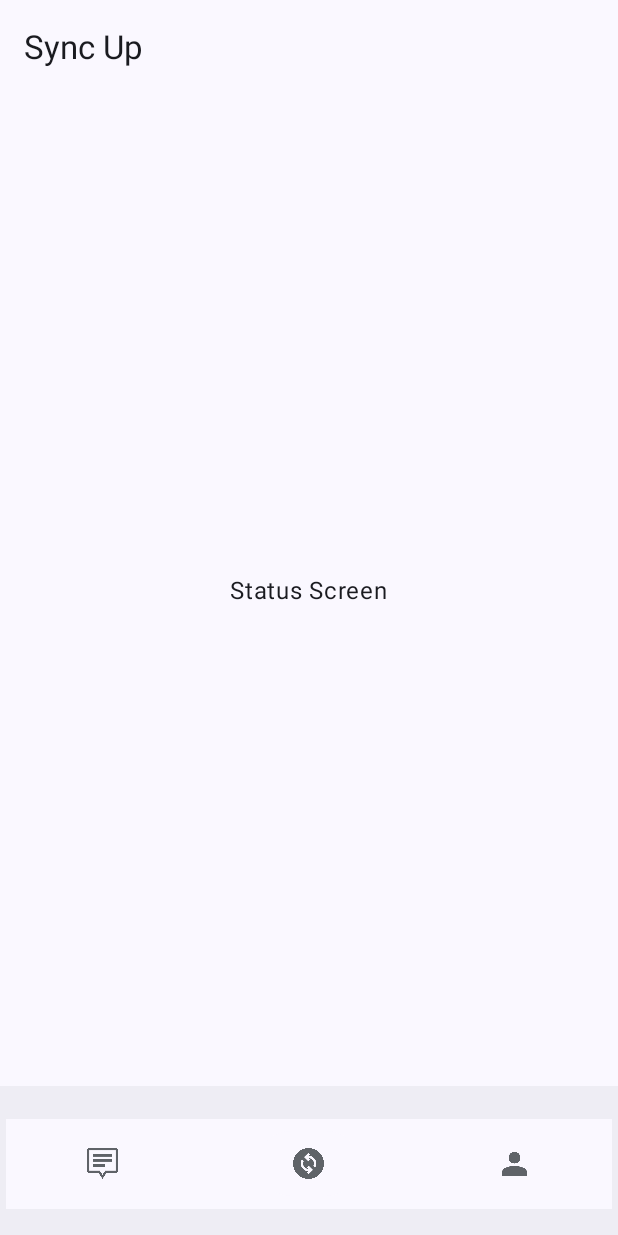
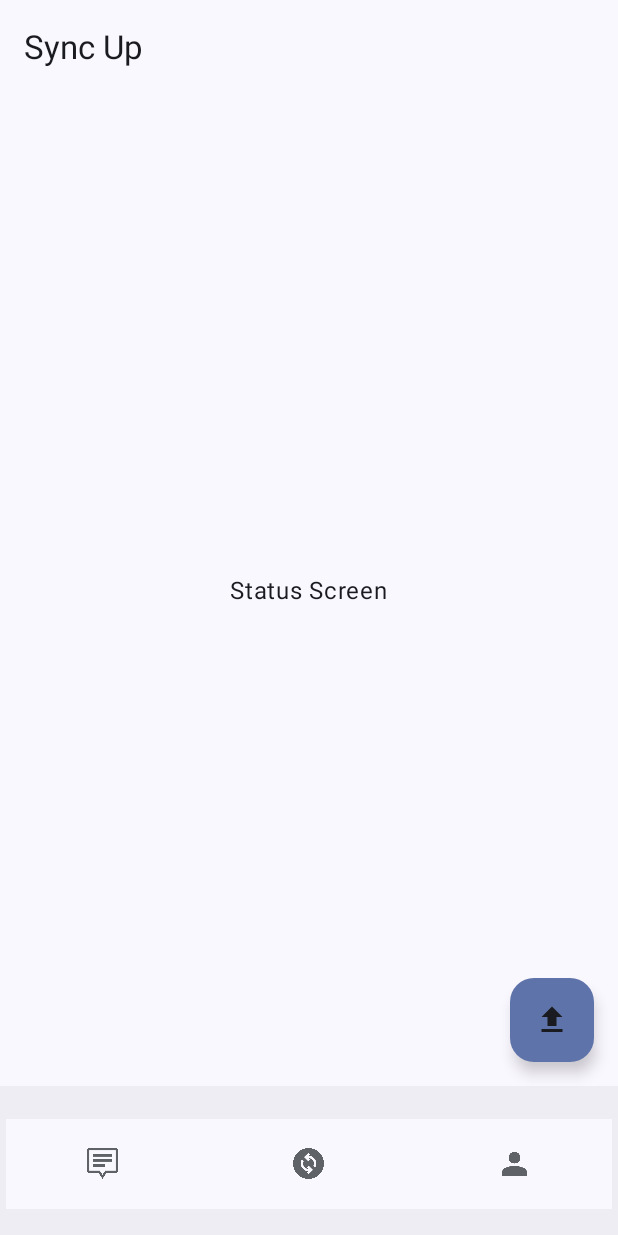
Before and after one commit to ChFardeelAzhar/Sync-Up, an Android app built with Jetpack Compose: the StatusScreen screen opened through its navigation route, on a phone screen of 412 x 824 dp. Run offline under Robolectric (Android 15) with nearby library versions, the phone set to English and light mode, and no system bars; our stand-ins replace Dagger/Hilt's generated code, Firebase (no records; nobody signed in at launch, a user with empty details on screens opened directly); pictures from the network do not load.

Commit message:
Fixed #2 - Implemented FAB button in the StatusScreen

```diff
--- a/app/src/main/java/com/example/syncup/ui/status/StatusScreen.kt
+++ b/app/src/main/java/com/example/syncup/ui/status/StatusScreen.kt
@@ -1,13 +1,18 @@
 package com.example.syncup.ui.status
 
 import android.annotation.SuppressLint
+import android.widget.Toast
+import androidx.compose.foundation.Image
 import androidx.compose.foundation.layout.Box
 import androidx.compose.foundation.layout.fillMaxSize
 import androidx.compose.foundation.layout.fillMaxWidth
 import androidx.compose.foundation.layout.height
 import androidx.compose.foundation.layout.padding
+import androidx.compose.material.icons.Icons
+import androidx.compose.material.icons.filled.Upload
 import androidx.compose.material3.BottomAppBar
 import androidx.compose.material3.ExperimentalMaterial3Api
+import androidx.compose.material3.FloatingActionButton
 import androidx.compose.material3.MaterialTheme
 import androidx.compose.material3.Scaffold
 import androidx.compose.material3.Text
@@ -16,6 +21,8 @@ import androidx.compose.runtime.Composable
 import androidx.compose.ui.Alignment
 import androidx.compose.ui.Modifier
 import androidx.compose.ui.graphics.Color
+import androidx.compose.ui.graphics.ColorFilter
+import androidx.compose.ui.platform.LocalContext
 import androidx.compose.ui.unit.dp
 import androidx.navigation.NavController
 import androidx.navigation.compose.currentBackStackEntryAsState
@@ -28,6 +35,9 @@ import com.example.syncup.utils.NavRoutes
 @SuppressLint("UnusedMaterial3ScaffoldPaddingParameter")
 @Composable
 fun StatusScreen(navController: NavController) {
+
+    val context = LocalContext.current
+
     Scaffold(
         topBar = {
             TopAppBar(title = {
@@ -84,6 +94,23 @@ fun StatusScreen(navController: NavController) {
             }
 
 
+        },
+        floatingActionButton = {
+            FloatingActionButton(
+                onClick = {
+                    Toast.makeText(
+                        context,
+                        "You can't use this feature for yet!",
+                        Toast.LENGTH_SHORT
+                    ).show()
+                }
+            ) {
+                Image(
+                    imageVector = Icons.Filled.Upload,
+                    contentDescription = null,
+                    colorFilter = ColorFilter.tint(color = MaterialTheme.colorScheme.onBackground)
+                )
+            }
         }
 
     ) {
```
